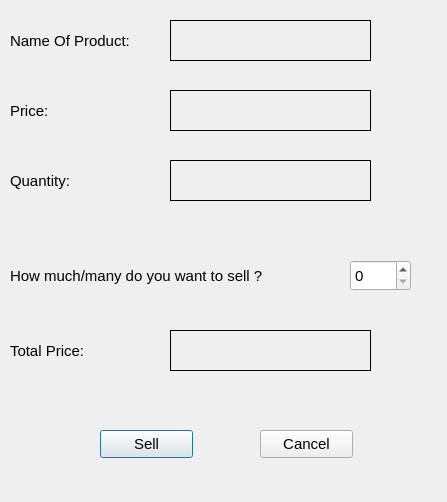
First picture: the form in Store/sellitem.ui, repository SamanOmidi/GroceryStore, before the edit.
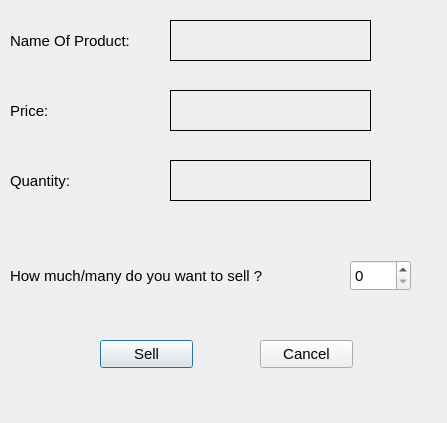
Second picture: the form after the edit.

```diff
--- a/Store/sellitem.ui
+++ b/Store/sellitem.ui
@@ -7,7 +7,7 @@
     <x>0</x>
     <y>0</y>
     <width>447</width>
-    <height>502</height>
+    <height>423</height>
    </rect>
   </property>
   <property name="windowTitle">
@@ -163,50 +163,11 @@
     </font>
    </property>
   </widget>
-  <widget class="QLabel" name="ttlprclabel">
-   <property name="geometry">
-    <rect>
-     <x>10</x>
-     <y>330</y>
-     <width>111</width>
-     <height>41</height>
-    </rect>
-   </property>
-   <property name="font">
-    <font>
-     <pointsize>11</pointsize>
-    </font>
-   </property>
-   <property name="text">
-    <string>Total Price:</string>
-   </property>
-  </widget>
-  <widget class="QLabel" name="totalpricelabel">
-   <property name="geometry">
-    <rect>
-     <x>170</x>
-     <y>330</y>
-     <width>201</width>
-     <height>41</height>
-    </rect>
-   </property>
-   <property name="font">
-    <font>
-     <pointsize>11</pointsize>
-    </font>
-   </property>
-   <property name="frameShape">
-    <enum>QFrame::Panel</enum>
-   </property>
-   <property name="text">
-    <string/>
-   </property>
-  </widget>
   <widget class="QPushButton" name="sellbutton">
    <property name="geometry">
     <rect>
      <x>100</x>
-     <y>430</y>
+     <y>340</y>
      <width>93</width>
      <height>28</height>
     </rect>
@@ -224,7 +185,7 @@
    <property name="geometry">
     <rect>
      <x>260</x>
-     <y>430</y>
+     <y>340</y>
      <width>93</width>
      <height>28</height>
     </rect>
```
